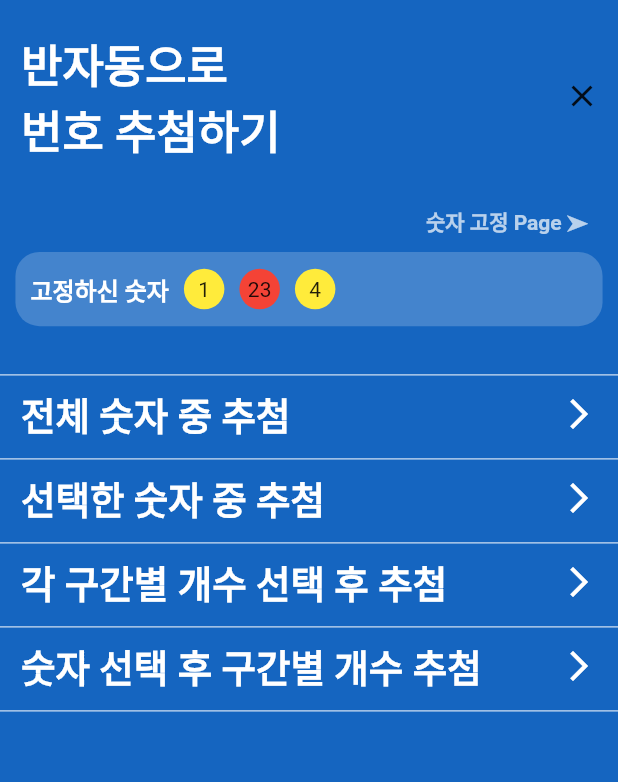
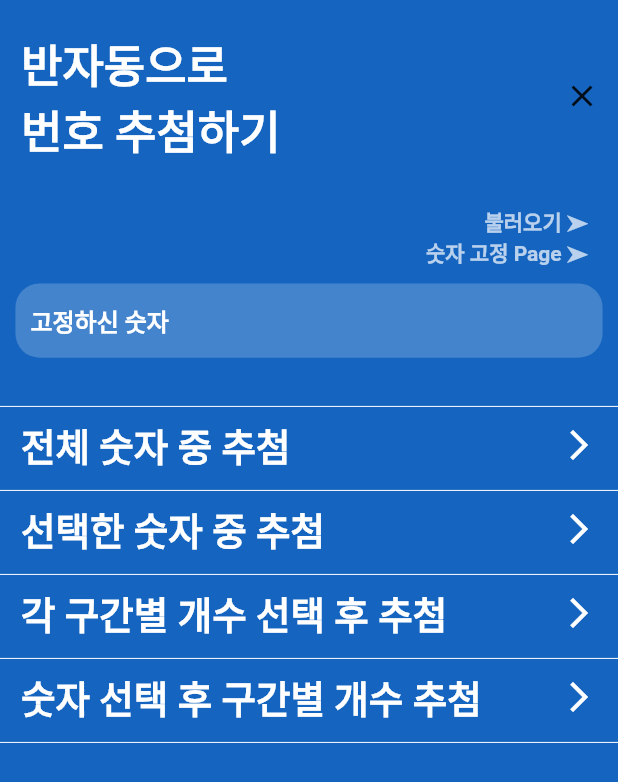
Before and after one commit to imkilwon/for_prize, a Flutter app: the screen it shows after launch, after a tap on "반자동 추첨 하기", on a phone screen of 412 x 824 dp. Shown: the top 782 px of the screen. Run offline on Flutter 3.47's test engine with Material 2 defaults, Android fonts, the phone set to English and light mode, and no system bars; our stand-ins replace shared_preferences.

Commit message:
숫자 고정 기능 구현 완료

```diff
--- a/lib/main.dart
+++ b/lib/main.dart
@@ -2,10 +2,14 @@ import 'package:flutter/material.dart';
 import 'package:for_prize/screens/auto_lottery_screen.dart';
 import 'package:for_prize/screens/hold_number_page.dart';
 import 'package:for_prize/screens/semi_auto_lottery_screen.dart';
+import 'package:for_prize/utils/utils.dart';
 import 'package:for_prize/widgets/page_guide_box.dart';
 import 'package:for_prize/widgets/show_number_widget.dart';
 
-void main() {
+void main() async{
+  WidgetsFlutterBinding.ensureInitialized();
+  await Utils.init();
+
   runApp(
     MaterialApp(
       home: ForPrize(),
--- a/lib/screens/semi_auto_lottery_screen.dart
+++ b/lib/screens/semi_auto_lottery_screen.dart
@@ -1,11 +1,24 @@
 import 'package:flutter/material.dart';
 import 'package:for_prize/main.dart';
 import 'package:for_prize/screens/hold_number_page.dart';
+import 'package:for_prize/utils/utils.dart';
 import 'package:for_prize/widgets/function_guide_widget.dart';
 import 'package:for_prize/widgets/show_number_widget.dart';
 
-class SemiAutoLotteryScreen extends StatelessWidget {
-  const SemiAutoLotteryScreen({Key? key}) : super(key: key);
+class SemiAutoLotteryScreen extends StatefulWidget {
+  SemiAutoLotteryScreen({Key? key}) : super(key: key);
+
+  @override
+  State<SemiAutoLotteryScreen> createState() => _SemiAutoLotteryScreenState();
+}
+
+class _SemiAutoLotteryScreenState extends State<SemiAutoLotteryScreen> {
+  List<int> holdNumber=[];
+
+  @override
+  void initState(){
+    holdNumber = Utils().readStringListData("Hold Number");
+  }
 
   @override
   Widget build(BuildContext context) {
@@ -41,9 +54,14 @@ class SemiAutoLotteryScreen extends StatelessWidget {
               height: 25,
             ),
             Container(width: double.infinity,alignment: AlignmentDirectional.bottomEnd,margin: EdgeInsets.only(right: 20),child: GestureDetector(onTap: (){
-              Navigator.push(context, MaterialPageRoute(builder: (context)=>HoldNumberPage()));
+              setState(() {
+                holdNumber = Utils().readStringListData("Hold Number");
+              });
+            },child: Text("불러오기 ➤",style: TextStyle(fontSize: 14,fontWeight: FontWeight.bold,color: Colors.white70),))),
+            Container(width: double.infinity,alignment: AlignmentDirectional.bottomEnd,margin: EdgeInsets.only(right: 20),child: GestureDetector(onTap: ()async{
+             NavigateToHoldNumberPage(context);
             },child: Text("숫자 고정 Page ➤",style: TextStyle(fontSize: 14,fontWeight: FontWeight.bold,color: Colors.white70),))),
-            ShowNumberWidget(showText: "고정하신 숫자", numSet: [1,23,4]),
+            ShowNumberWidget(showText: "고정하신 숫자", numSet: holdNumber ),
             SizedBox(
               height: 25,
             ),
@@ -61,5 +79,15 @@ class SemiAutoLotteryScreen extends StatelessWidget {
         ),
       ),
     );
+
+  }
+
+  Future<void> NavigateToHoldNumberPage(BuildContext context) async {
+
+    var result = await Navigator.push(context, MaterialPageRoute(builder: (context)=>HoldNumberPage()));
+    if (!mounted) return;
+    setState(() {
+      holdNumber = result;
+    });
   }
 }
--- a/lib/utils/utils.dart
+++ b/lib/utils/utils.dart
@@ -1,6 +1,13 @@
 import 'package:shared_preferences/shared_preferences.dart';
 
 class Utils{
+
+   static SharedPreferences? _preferences;
+
+   static Future init()async{
+     _preferences = await SharedPreferences.getInstance();
+   }
+
   saveIntData(String title, int data)async{
     var storage = await SharedPreferences.getInstance();
       return storage.setInt(title, data);
@@ -10,16 +17,19 @@ class Utils{
       return storage.setString(title, data);
   }
   saveStringListData(String title, List<String> data)async{
+    var storage = await SharedPreferences.getInstance();
+      await _preferences?.setStringList(title, data);
+  }
+  List<int> readStringListData(String title){
 
-    var storage = await SharedPreferences.getInstance();
-      return storage.setStringList(title, data);
-
-  }
-  readStringListData(String title)async{
-    var storage = await SharedPreferences.getInstance();
-    print("!");
-    var result = storage.getStringList(title);
-    print("!");
-    print(result);
+    // var storage = await SharedPreferences.getInstance();
+    List<String>? tmp = _preferences?.getStringList(title);
+    print(tmp);
+    if (tmp == null){
+      return [];
+    }else{
+      List<int> result = tmp.map(int.parse).toList();
+      return result;
+    }
   }
 }
```
Also changed, not shown: lib/screens/hold_number_page.dart (+12 -6 lines), 1 other file.
